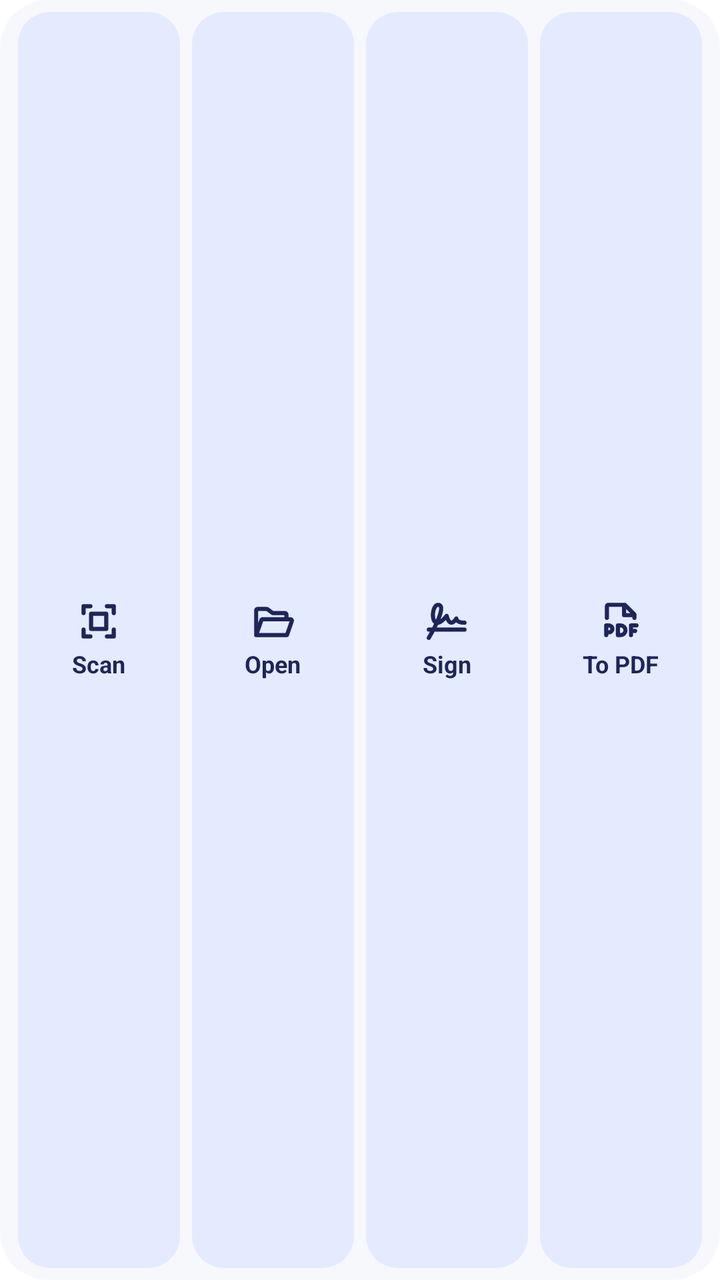
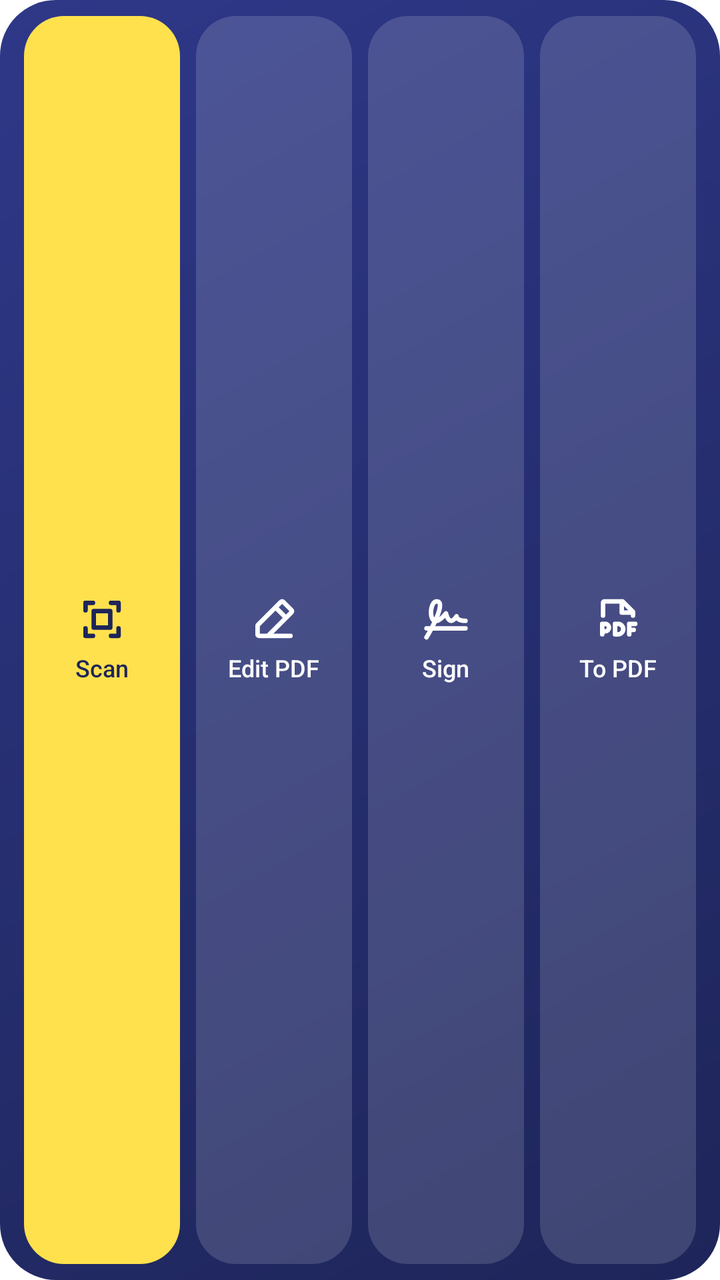

Before-and-after screenshots of an Android layout around one commit, followed by the original layout XML and the change that was made.
<!-- AndroidManifest.xml: fallback theme Theme.MaterialComponents.DayNight.NoActionBar -->
<!-- res/layout/pe_widget.xml -->
<?xml version="1.0" encoding="utf-8"?>
<LinearLayout xmlns:android="http://schemas.android.com/apk/res/android"
  android:layout_width="match_parent"
  android:layout_height="match_parent"
  android:background="@drawable/pe_widget_bg"
  android:gravity="center"
  android:orientation="horizontal"
  android:padding="6dp">
  <LinearLayout
    android:id="@+id/pe_w_scan"
    android:layout_width="0dp"
    android:layout_height="match_parent"
    android:layout_weight="1"
    android:layout_marginStart="3dp"
    android:layout_marginEnd="3dp"
    android:background="@drawable/pe_widget_btn"
    android:gravity="center"
    android:orientation="vertical"
    android:paddingTop="6dp"
    android:paddingBottom="6dp">
    <ImageView
      android:layout_width="22dp"
      android:layout_height="22dp"
      android:contentDescription="Scan"
      android:src="@drawable/pe_ic_scan" />
    <TextView
      android:layout_width="wrap_content"
      android:layout_height="wrap_content"
      android:layout_marginTop="2dp"
      android:maxLines="1"
      android:text="Scan"
      android:textColor="#1E2559"
      android:textSize="12sp"
      android:textStyle="bold" />
  </LinearLayout>
  <LinearLayout
    android:id="@+id/pe_w_open"
    android:layout_width="0dp"
    android:layout_height="match_parent"
    android:layout_weight="1"
    android:layout_marginStart="3dp"
    android:layout_marginEnd="3dp"
    android:background="@drawable/pe_widget_btn"
    android:gravity="center"
    android:orientation="vertical"
    android:paddingTop="6dp"
    android:paddingBottom="6dp">
    <ImageView
      android:layout_width="22dp"
      android:layout_height="22dp"
      android:contentDescription="Open"
      android:src="@drawable/pe_ic_open" />
    <TextView
      android:layout_width="wrap_content"
      android:layout_height="wrap_content"
      android:layout_marginTop="2dp"
      android:maxLines="1"
      android:text="Open"
      android:textColor="#1E2559"
      android:textSize="12sp"
      android:textStyle="bold" />
  </LinearLayout>
  <LinearLayout
    android:id="@+id/pe_w_sign"
    android:layout_width="0dp"
    android:layout_height="match_parent"
    android:layout_weight="1"
    android:layout_marginStart="3dp"
    android:layout_marginEnd="3dp"
    android:background="@drawable/pe_widget_btn"
    android:gravity="center"
    android:orientation="vertical"
    android:paddingTop="6dp"
    android:paddingBottom="6dp">
    <ImageView
      android:layout_width="22dp"
      android:layout_height="22dp"
      android:contentDescription="Sign"
      android:src="@drawable/pe_ic_sign" />
    <TextView
      android:layout_width="wrap_content"
      android:layout_height="wrap_content"
      android:layout_marginTop="2dp"
      android:maxLines="1"
      android:text="Sign"
      android:textColor="#1E2559"
      android:textSize="12sp"
      android:textStyle="bold" />
  </LinearLayout>
  <LinearLayout
    android:id="@+id/pe_w_convert"
    android:layout_width="0dp"
    android:layout_height="match_parent"
    android:layout_weight="1"
    android:layout_marginStart="3dp"
    android:layout_marginEnd="3dp"
    android:background="@drawable/pe_widget_btn"
    android:gravity="center"
    android:orientation="vertical"
    android:paddingTop="6dp"
    android:paddingBottom="6dp">
    <ImageView
      android:layout_width="22dp"
      android:layout_height="22dp"
      android:contentDescription="To PDF"
      android:src="@drawable/pe_ic_convert" />
    <TextView
      android:layout_width="wrap_content"
      android:layout_height="wrap_content"
      android:layout_marginTop="2dp"
      android:maxLines="1"
      android:text="To PDF"
      android:textColor="#1E2559"
      android:textSize="12sp"
      android:textStyle="bold" />
  </LinearLayout>
</LinearLayout>
<!-- resources referenced by this layout -->
<resources>
  <!-- drawable pe_ic_convert (drawable) -->
  <?xml version="1.0" encoding="utf-8"?>
  <vector xmlns:android="http://schemas.android.com/apk/res/android" android:width="24dp" android:height="24dp" android:viewportWidth="256" android:viewportHeight="256">
    <path android:fillColor="#FF1E2559" android:pathData="M200,164v8h12a12,12,0,0,1,0,24H200v12a12,12,0,0,1-24,0V152a12,12,0,0,1,12-12h32a12,12,0,0,1,0,24ZM92,172a32,32,0,0,1-32,32H56v4a12,12,0,0,1-24,0V152a12,12,0,0,1,12-12H60A32,32,0,0,1,92,172Zm-24,0a8,8,0,0,0-8-8H56v16h4A8,8,0,0,0,68,172Zm100,8a40,40,0,0,1-40,40H112a12,12,0,0,1-12-12V152a12,12,0,0,1,12-12h16A40,40,0,0,1,168,180Zm-24,0a16,16,0,0,0-16-16h-4v32h4A16,16,0,0,0,144,180ZM36,108V40A20,20,0,0,1,56,20h96a12,12,0,0,1,8.49,3.52l56,56A12,12,0,0,1,220,88v20a12,12,0,0,1-24,0v-4H148a12,12,0,0,1-12-12V44H60v64a12,12,0,0,1-24,0ZM160,57V80h23Z"/>
  </vector>
  <!-- drawable pe_ic_open (drawable) -->
  <?xml version="1.0" encoding="utf-8"?>
  <vector xmlns:android="http://schemas.android.com/apk/res/android" android:width="24dp" android:height="24dp" android:viewportWidth="256" android:viewportHeight="256">
    <path android:fillColor="#FF1E2559" android:pathData="M248.23,112.31A20,20,0,0,0,232,104H220V88a20,20,0,0,0-20-20H132L105.34,48a20.12,20.12,0,0,0-12-4H40A20,20,0,0,0,20,64V208a12,12,0,0,0,12,12H211.1a12,12,0,0,0,11.33-8l28.49-81.47.06-.17A20,20,0,0,0,248.23,112.31ZM92,68l28.8,21.6A12,12,0,0,0,128,92h68v12H69.77a20,20,0,0,0-18.94,13.58L44,137.15V68ZM202.59,196H48.89l23.72-68H226.37Z"/>
  </vector>
  <!-- drawable pe_ic_sign (drawable) -->
  <?xml version="1.0" encoding="utf-8"?>
  <vector xmlns:android="http://schemas.android.com/apk/res/android" android:width="24dp" android:height="24dp" android:viewportWidth="256" android:viewportHeight="256">
    <path android:fillColor="#FF1E2559" android:pathData="M232,164H70.38c2.2-4.42,4.41-8.94,6.59-13.52l.79-1.66c13.52-1.65,28.69-11.3,45.38-28.87,5.31,12,14,24.73,27.59,27.29,5.26,1,13.51.79,22.93-5.82a57.86,57.86,0,0,0,9-7.91C190.9,141.2,205.68,148,232,148a12,12,0,0,0,0-24c-31,0-35.42-10.49-36-12.38.49-5.37-2.75-9.76-7.88-11.63s-11.17.78-14.22,5.46c-10,15.32-16.62,18.62-18.75,18.21-4.88-.91-12.39-15.54-15.44-30.09a12,12,0,0,0-21.13-5c-10.3,12.92-19.16,21.79-26.47,27.56,21.19-52.94,17-72.22,11.37-82.25C98.48,24.91,89.41,20,78,20,59.92,20,45.36,36.55,39,64.26c-3.45,15.1-4,31.81-1.46,45.85,2.65,14.71,8.36,25.7,16.68,32.23C50.69,149.78,47,157.06,43.47,164H24a12,12,0,0,0,0,24h6.7c-9.7,17.67-16.85,29.6-17,29.81a12,12,0,1,0,20.56,12.38C34.91,229.15,45.23,212,58,188H232a12,12,0,0,0,0-24ZM62.43,69.6C65.77,55,72.45,44,78,44c3.71,0,4.29,1,4.64,1.64,1.43,2.53,6.55,17.07-17.44,72.78a44.64,44.64,0,0,1-4-12.56C59.23,94.89,59.68,81.67,62.43,69.6Z"/>
  </vector>
  <!-- drawable pe_widget_bg (drawable) -->
  <?xml version="1.0" encoding="utf-8"?>
  <shape xmlns:android="http://schemas.android.com/apk/res/android" android:shape="rectangle">
    <solid android:color="#F7F8FC" />
    <corners android:radius="24dp" />
  </shape>
  <!-- drawable pe_widget_btn (drawable) -->
  <?xml version="1.0" encoding="utf-8"?>
  <shape xmlns:android="http://schemas.android.com/apk/res/android" android:shape="rectangle">
    <solid android:color="#E4EBFF" />
    <corners android:radius="16dp" />
  </shape>
  <!-- unchanged entries left out for length: 1 -->
</resources>

<!-- the commit's change to res/layout/pe_widget.xml (unified diff, before → after) -->
@@ -5,113 +5,117 @@
   android:background="@drawable/pe_widget_bg"
   android:gravity="center"
   android:orientation="horizontal"
-  android:padding="6dp">
+  android:padding="8dp">
   <LinearLayout
     android:id="@+id/pe_w_scan"
     android:layout_width="0dp"
     android:layout_height="match_parent"
     android:layout_weight="1"
-    android:layout_marginStart="3dp"
-    android:layout_marginEnd="3dp"
-    android:background="@drawable/pe_widget_btn"
+    android:layout_marginStart="4dp"
+    android:layout_marginEnd="4dp"
+    android:background="@drawable/pe_widget_btn_main"
     android:gravity="center"
     android:orientation="vertical"
-    android:paddingTop="6dp"
-    android:paddingBottom="6dp">
+    android:paddingTop="8dp"
+    android:paddingBottom="8dp">
     <ImageView
-      android:layout_width="22dp"
-      android:layout_height="22dp"
+      android:layout_width="24dp"
+      android:layout_height="24dp"
       android:contentDescription="Scan"
       android:src="@drawable/pe_ic_scan" />
     <TextView
       android:layout_width="wrap_content"
       android:layout_height="wrap_content"
-      android:layout_marginTop="2dp"
+      android:layout_marginTop="4dp"
       android:maxLines="1"
+      android:ellipsize="end"
       android:text="Scan"
       android:textColor="#1E2559"
       android:textSize="12sp"
-      android:textStyle="bold" />
+      android:fontFamily="sans-serif-medium" />
   </LinearLayout>
   <LinearLayout
     android:id="@+id/pe_w_open"
     android:layout_width="0dp"
     android:layout_height="match_parent"
     android:layout_weight="1"
-    android:layout_marginStart="3dp"
-    android:layout_marginEnd="3dp"
+    android:layout_marginStart="4dp"
+    android:layout_marginEnd="4dp"
     android:background="@drawable/pe_widget_btn"
     android:gravity="center"
     android:orientation="vertical"
-    android:paddingTop="6dp"
-    android:paddingBottom="6dp">
+    android:paddingTop="8dp"
+    android:paddingBottom="8dp">
     <ImageView
-      android:layout_width="22dp"
-      android:layout_height="22dp"
-      android:contentDescription="Open"
-      android:src="@drawable/pe_ic_open" />
+      android:layout_width="24dp"
+      android:layout_height="24dp"
+      android:contentDescription="Edit PDF"
+      android:src="@drawable/pe_ic_open_w" />
     <TextView
       android:layout_width="wrap_content"
       android:layout_height="wrap_content"
-      android:layout_marginTop="2dp"
+      android:layout_marginTop="4dp"
       android:maxLines="1"
-      android:text="Open"
-      android:textColor="#1E2559"
+      android:ellipsize="end"
+      android:text="Edit PDF"
+      android:textColor="#FFFFFF"
       android:textSize="12sp"
-      android:textStyle="bold" />
+      android:fontFamily="sans-serif-medium" />
   </LinearLayout>
   <LinearLayout
     android:id="@+id/pe_w_sign"
     android:layout_width="0dp"
     android:layout_height="match_parent"
     android:layout_weight="1"
-    android:layout_marginStart="3dp"
-    android:layout_marginEnd="3dp"
+    android:layout_marginStart="4dp"
+    android:layout_marginEnd="4dp"
     android:background="@drawable/pe_widget_btn"
     android:gravity="center"
     android:orientation="vertical"
-    android:paddingTop="6dp"
-    android:paddingBottom="6dp">
+    android:paddingTop="8dp"
+    android:paddingBottom="8dp">
     <ImageView
-      android:layout_width="22dp"
-      android:layout_height="22dp"
+      android:layout_width="24dp"
+      android:layout_height="24dp"
       android:contentDescription="Sign"
-      android:src="@drawable/pe_ic_sign" />
+      android:src="@drawable/pe_ic_sign_w" />
     <TextView
       android:layout_width="wrap_content"
       android:layout_height="wrap_content"
-      android:layout_marginTop="2dp"
+      android:layout_marginTop="4dp"
       android:maxLines="1"
+      android:ellipsize="end"
       android:text="Sign"
-      android:textColor="#1E2559"
+      android:textColor="#FFFFFF"
       android:textSize="12sp"
-      android:textStyle="bold" />
+      android:fontFamily="sans-serif-medium" />
   </LinearLayout>
   <LinearLayout
     android:id="@+id/pe_w_convert"
     android:layout_width="0dp"
     android:layout_height="match_parent"
     android:layout_weight="1"
-    android:layout_marginStart="3dp"
-    android:layout_marginEnd="3dp"
+    android:layout_marginStart="4dp"
+    android:layout_marginEnd="4dp"
     android:background="@drawable/pe_widget_btn"
     android:gravity="center"
     android:orientation="vertical"
-    android:paddingTop="6dp"
-    android:paddingBottom="6dp">
+    android:paddingTop="8dp"
+    android:paddingBottom="8dp">
     <ImageView
-      android:layout_width="22dp"
-      android:layout_height="22dp"
+      android:layout_width="24dp"
+      android:layout_height="24dp"
       android:contentDescription="To PDF"
-      android:src="@drawable/pe_ic_convert" />
+      android:src="@drawable/pe_ic_convert_w" />
     <TextView
       android:layout_width="wrap_content"
       android:layout_height="wrap_content"
-      android:layout_marginTop="2dp"
+      android:layout_marginTop="4dp"
       android:maxLines="1"
+      android:ellipsize="end"
       android:text="To PDF"
-      android:textColor="#1E2559"
+      android:textColor="#FFFFFF"
       android:textSize="12sp"
-      android:textStyle="bold" />
+      android:fontFamily="sans-serif-medium" />
   </LinearLayout>
 </LinearLayout>
<!-- resource entries referenced after the edit -->
@@ -1,31 +1,37 @@
 <!-- resources referenced by this layout -->
 <resources>
-  <!-- drawable pe_ic_convert (drawable) -->
+  <!-- drawable pe_ic_convert_w (drawable) -->
   <?xml version="1.0" encoding="utf-8"?>
   <vector xmlns:android="http://schemas.android.com/apk/res/android" android:width="24dp" android:height="24dp" android:viewportWidth="256" android:viewportHeight="256">
-    <path android:fillColor="#FF1E2559" android:pathData="M200,164v8h12a12,12,0,0,1,0,24H200v12a12,12,0,0,1-24,0V152a12,12,0,0,1,12-12h32a12,12,0,0,1,0,24ZM92,172a32,32,0,0,1-32,32H56v4a12,12,0,0,1-24,0V152a12,12,0,0,1,12-12H60A32,32,0,0,1,92,172Zm-24,0a8,8,0,0,0-8-8H56v16h4A8,8,0,0,0,68,172Zm100,8a40,40,0,0,1-40,40H112a12,12,0,0,1-12-12V152a12,12,0,0,1,12-12h16A40,40,0,0,1,168,180Zm-24,0a16,16,0,0,0-16-16h-4v32h4A16,16,0,0,0,144,180ZM36,108V40A20,20,0,0,1,56,20h96a12,12,0,0,1,8.49,3.52l56,56A12,12,0,0,1,220,88v20a12,12,0,0,1-24,0v-4H148a12,12,0,0,1-12-12V44H60v64a12,12,0,0,1-24,0ZM160,57V80h23Z"/>
+    <path android:fillColor="#FFFFFFFF" android:pathData="M200,164v8h12a12,12,0,0,1,0,24H200v12a12,12,0,0,1-24,0V152a12,12,0,0,1,12-12h32a12,12,0,0,1,0,24ZM92,172a32,32,0,0,1-32,32H56v4a12,12,0,0,1-24,0V152a12,12,0,0,1,12-12H60A32,32,0,0,1,92,172Zm-24,0a8,8,0,0,0-8-8H56v16h4A8,8,0,0,0,68,172Zm100,8a40,40,0,0,1-40,40H112a12,12,0,0,1-12-12V152a12,12,0,0,1,12-12h16A40,40,0,0,1,168,180Zm-24,0a16,16,0,0,0-16-16h-4v32h4A16,16,0,0,0,144,180ZM36,108V40A20,20,0,0,1,56,20h96a12,12,0,0,1,8.49,3.52l56,56A12,12,0,0,1,220,88v20a12,12,0,0,1-24,0v-4H148a12,12,0,0,1-12-12V44H60v64a12,12,0,0,1-24,0ZM160,57V80h23Z"/>
   </vector>
-  <!-- drawable pe_ic_open (drawable) -->
+  <!-- drawable pe_ic_open_w (drawable) -->
   <?xml version="1.0" encoding="utf-8"?>
   <vector xmlns:android="http://schemas.android.com/apk/res/android" android:width="24dp" android:height="24dp" android:viewportWidth="256" android:viewportHeight="256">
-    <path android:fillColor="#FF1E2559" android:pathData="M248.23,112.31A20,20,0,0,0,232,104H220V88a20,20,0,0,0-20-20H132L105.34,48a20.12,20.12,0,0,0-12-4H40A20,20,0,0,0,20,64V208a12,12,0,0,0,12,12H211.1a12,12,0,0,0,11.33-8l28.49-81.47.06-.17A20,20,0,0,0,248.23,112.31ZM92,68l28.8,21.6A12,12,0,0,0,128,92h68v12H69.77a20,20,0,0,0-18.94,13.58L44,137.15V68ZM202.59,196H48.89l23.72-68H226.37Z"/>
+    <path android:fillColor="#FFFFFFFF" android:pathData="M230.15,70.54,185.46,25.86a20,20,0,0,0-28.28,0L33.86,149.17A19.86,19.86,0,0,0,28,163.31V208a20,20,0,0,0,20,20H216a12,12,0,0,0,0-24H125L230.15,98.83A20,20,0,0,0,230.15,70.54ZM91,204H52V165l84-84,39,39ZM192,103,153,64l18.34-18.34,39,39Z"/>
   </vector>
-  <!-- drawable pe_ic_sign (drawable) -->
+  <!-- drawable pe_ic_sign_w (drawable) -->
   <?xml version="1.0" encoding="utf-8"?>
   <vector xmlns:android="http://schemas.android.com/apk/res/android" android:width="24dp" android:height="24dp" android:viewportWidth="256" android:viewportHeight="256">
-    <path android:fillColor="#FF1E2559" android:pathData="M232,164H70.38c2.2-4.42,4.41-8.94,6.59-13.52l.79-1.66c13.52-1.65,28.69-11.3,45.38-28.87,5.31,12,14,24.73,27.59,27.29,5.26,1,13.51.79,22.93-5.82a57.86,57.86,0,0,0,9-7.91C190.9,141.2,205.68,148,232,148a12,12,0,0,0,0-24c-31,0-35.42-10.49-36-12.38.49-5.37-2.75-9.76-7.88-11.63s-11.17.78-14.22,5.46c-10,15.32-16.62,18.62-18.75,18.21-4.88-.91-12.39-15.54-15.44-30.09a12,12,0,0,0-21.13-5c-10.3,12.92-19.16,21.79-26.47,27.56,21.19-52.94,17-72.22,11.37-82.25C98.48,24.91,89.41,20,78,20,59.92,20,45.36,36.55,39,64.26c-3.45,15.1-4,31.81-1.46,45.85,2.65,14.71,8.36,25.7,16.68,32.23C50.69,149.78,47,157.06,43.47,164H24a12,12,0,0,0,0,24h6.7c-9.7,17.67-16.85,29.6-17,29.81a12,12,0,1,0,20.56,12.38C34.91,229.15,45.23,212,58,188H232a12,12,0,0,0,0-24ZM62.43,69.6C65.77,55,72.45,44,78,44c3.71,0,4.29,1,4.64,1.64,1.43,2.53,6.55,17.07-17.44,72.78a44.64,44.64,0,0,1-4-12.56C59.23,94.89,59.68,81.67,62.43,69.6Z"/>
+    <path android:fillColor="#FFFFFFFF" android:pathData="M232,164H70.38c2.2-4.42,4.41-8.94,6.59-13.52l.79-1.66c13.52-1.65,28.69-11.3,45.38-28.87,5.31,12,14,24.73,27.59,27.29,5.26,1,13.51.79,22.93-5.82a57.86,57.86,0,0,0,9-7.91C190.9,141.2,205.68,148,232,148a12,12,0,0,0,0-24c-31,0-35.42-10.49-36-12.38.49-5.37-2.75-9.76-7.88-11.63s-11.17.78-14.22,5.46c-10,15.32-16.62,18.62-18.75,18.21-4.88-.91-12.39-15.54-15.44-30.09a12,12,0,0,0-21.13-5c-10.3,12.92-19.16,21.79-26.47,27.56,21.19-52.94,17-72.22,11.37-82.25C98.48,24.91,89.41,20,78,20,59.92,20,45.36,36.55,39,64.26c-3.45,15.1-4,31.81-1.46,45.85,2.65,14.71,8.36,25.7,16.68,32.23C50.69,149.78,47,157.06,43.47,164H24a12,12,0,0,0,0,24h6.7c-9.7,17.67-16.85,29.6-17,29.81a12,12,0,1,0,20.56,12.38C34.91,229.15,45.23,212,58,188H232a12,12,0,0,0,0-24ZM62.43,69.6C65.77,55,72.45,44,78,44c3.71,0,4.29,1,4.64,1.64,1.43,2.53,6.55,17.07-17.44,72.78a44.64,44.64,0,0,1-4-12.56C59.23,94.89,59.68,81.67,62.43,69.6Z"/>
   </vector>
   <!-- drawable pe_widget_bg (drawable) -->
   <?xml version="1.0" encoding="utf-8"?>
   <shape xmlns:android="http://schemas.android.com/apk/res/android" android:shape="rectangle">
-    <solid android:color="#F7F8FC" />
-    <corners android:radius="24dp" />
+    <gradient android:angle="315" android:startColor="#2E3888" android:endColor="#1E2559" />
+    <corners android:radius="28dp" />
   </shape>
   <!-- drawable pe_widget_btn (drawable) -->
   <?xml version="1.0" encoding="utf-8"?>
   <shape xmlns:android="http://schemas.android.com/apk/res/android" android:shape="rectangle">
-    <solid android:color="#E4EBFF" />
-    <corners android:radius="16dp" />
+    <solid android:color="#26FFFFFF" />
+    <corners android:radius="20dp" />
+  </shape>
+  <!-- drawable pe_widget_btn_main (drawable) -->
+  <?xml version="1.0" encoding="utf-8"?>
+  <shape xmlns:android="http://schemas.android.com/apk/res/android" android:shape="rectangle">
+    <solid android:color="#FFE14D" />
+    <corners android:radius="20dp" />
   </shape>
   <!-- unchanged entries left out for length: 1 -->
 </resources>
